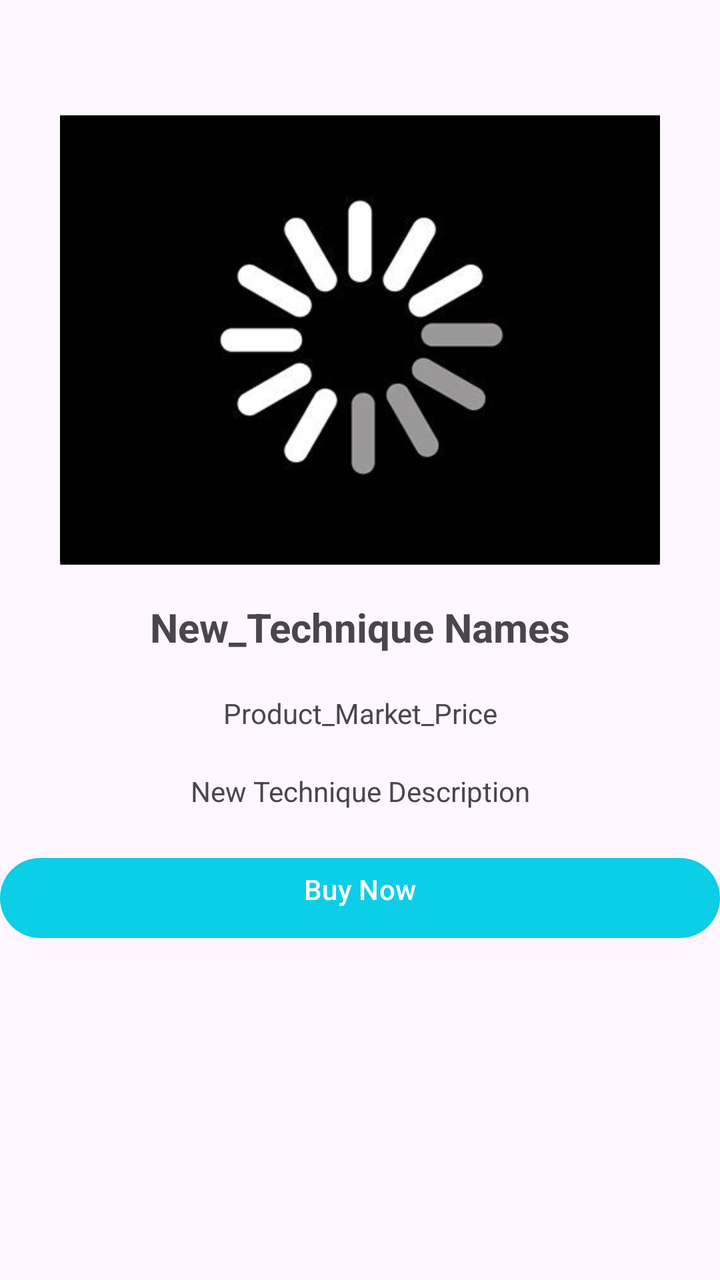
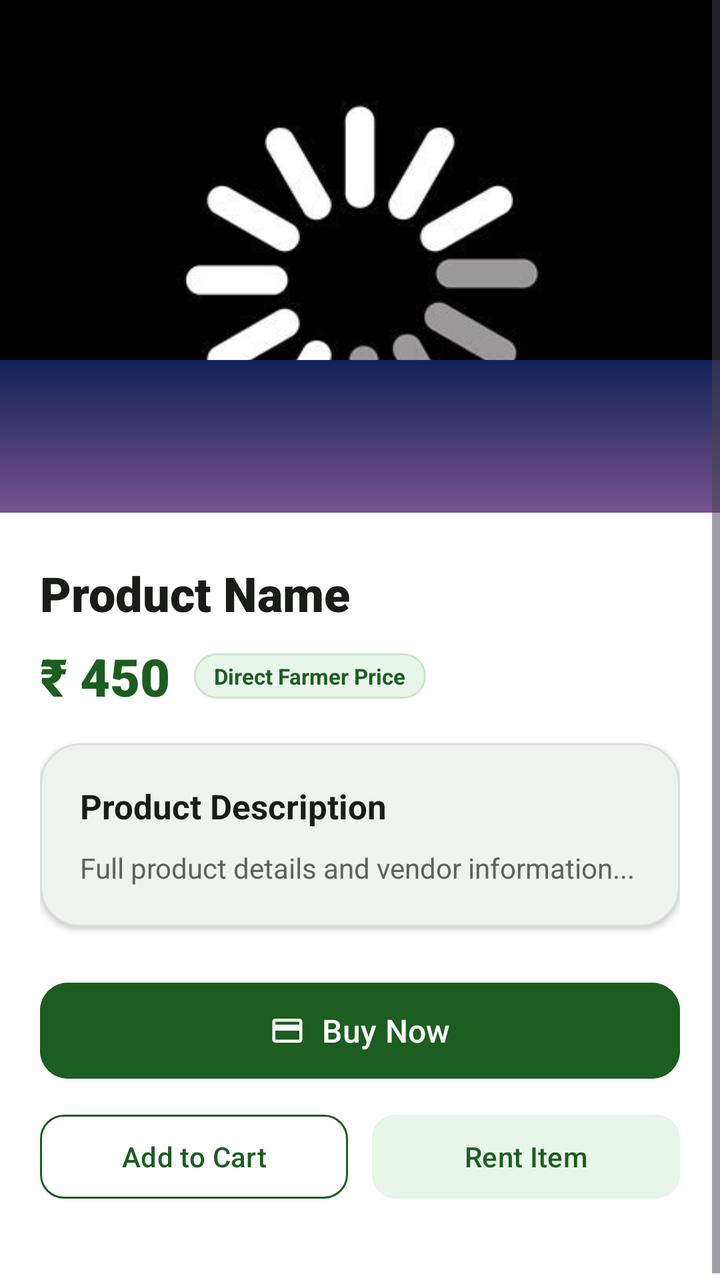

Before-and-after screenshots of an Android layout around one commit, followed by the original layout XML and the change that was made.
<!-- AndroidManifest.xml: application theme Theme.AGRICONNECT -->
<!-- res/layout/fragment_product__details.xml -->
<layout xmlns:tools="http://schemas.android.com/tools"
    xmlns:android="http://schemas.android.com/apk/res/android"
    xmlns:app="http://schemas.android.com/apk/res-auto">
    <ScrollView
        android:id="@+id/scrollView_Market"
        android:layout_width="match_parent"
        android:layout_height="match_parent"
        android:fillViewport="true">

        <LinearLayout
            android:orientation="vertical"
            android:layout_width="match_parent"
            android:layout_height="match_parent">

            <ImageView
                android:layout_width="300dp"
                android:layout_height="300dp"
                android:layout_gravity="center"
                android:paddingTop="40dp"
                android:id="@+id/Product_Market_Image"
                android:src="@drawable/loding" />

            <TextView
                android:layout_width="match_parent"
                android:layout_height="wrap_content"
                android:text="New_Technique Names"
                android:textAlignment="center"
                android:id="@+id/Product_Market__Name"
                android:textStyle="bold"
                android:textSize="20dp"/>

            <TextView
                android:layout_width="match_parent"
                android:layout_height="wrap_content"
                android:text="Product_Market_Price"
                android:textAlignment="center"
                android:layout_marginTop="20dp"
                android:id="@+id/Product_Price" />

            <TextView
                android:layout_width="match_parent"
                android:layout_height="wrap_content"
                android:text="New Technique Description"
                android:textAlignment="center"
                android:layout_marginTop="20dp"
                android:layout_marginBottom="20dp"
                android:id="@+id/Product_Market_Description"/>


            <Button
                android:layout_width="match_parent"
                android:layout_height="wrap_content"
                android:layout_gravity="bottom"
                android:gravity="center_horizontal"
                android:text="Buy Now"
                android:id="@+id/BuyNow"/>

            <Button
                android:layout_width="match_parent"
                android:layout_height="wrap_content"
                android:layout_gravity="bottom"
                android:gravity="center_horizontal"
                android:text="Add Cart"
                android:visibility="invisible"
                android:id="@+id/ADD_to_cart"/>

            <Button
                android:layout_width="match_parent"
                android:layout_height="wrap_content"
                android:layout_gravity="bottom"
                android:gravity="center_horizontal"
                android:text="Rent"
                android:visibility="invisible"
                android:id="@+id/Rent_The_Product"/>



        </LinearLayout>

    </ScrollView>
</layout>
<!-- resources referenced by this layout -->
<resources>
  <style name="Base.Theme.AGRICONNECT" parent="Theme.Material3.DayNight.NoActionBar">
          
           <item name="colorPrimary">#0CCEE7</item>
           <item name="colorPrimaryVariant">#0CCEE7</item>
           <item name="android:statusBarColor">#0CCEE7</item>
      </style>
  <!-- unchanged entries left out for length: 2 -->
</resources>

<!-- the commit's change to res/layout/fragment_product__details.xml (unified diff, before → after) -->
@@ -1,81 +1,186 @@
-<layout xmlns:tools="http://schemas.android.com/tools"
-    xmlns:android="http://schemas.android.com/apk/res/android"
-    xmlns:app="http://schemas.android.com/apk/res-auto">
+<?xml version="1.0" encoding="utf-8"?>
+<layout xmlns:android="http://schemas.android.com/apk/res/android"
+    xmlns:app="http://schemas.android.com/apk/res-auto"
+    xmlns:tools="http://schemas.android.com/tools">
+
     <ScrollView
         android:id="@+id/scrollView_Market"
         android:layout_width="match_parent"
         android:layout_height="match_parent"
+        android:background="?attr/colorSurface"
         android:fillViewport="true">
 
         <LinearLayout
+            android:layout_width="match_parent"
+            android:layout_height="wrap_content"
             android:orientation="vertical"
-            android:layout_width="match_parent"
-            android:layout_height="match_parent">
+            android:paddingBottom="40dp"
+            tools:context=".Farmer_Market.MarketDiscription.Product_Details">
 
-            <ImageView
-                android:layout_width="300dp"
-                android:layout_height="300dp"
-                android:layout_gravity="center"
-                android:paddingTop="40dp"
-                android:id="@+id/Product_Market_Image"
-                android:src="@drawable/loding" />
+            
+            <com.google.android.material.card.MaterialCardView
+                android:layout_width="match_parent"
+                android:layout_height="280dp"
+                app:cardCornerRadius="0dp"
+                app:cardElevation="0dp"
+                app:strokeWidth="0dp">
 
-            <TextView
+                <ImageView
+                    android:id="@+id/Product_Market_Image"
+                    android:layout_width="match_parent"
+                    android:layout_height="match_parent"
+                    android:scaleType="centerCrop"
+                    android:src="@drawable/loding" />
+
+                <View
+                    android:layout_width="match_parent"
+                    android:layout_height="100dp"
+                    android:layout_gravity="bottom"
+                    android:background="@drawable/gradient_bg" />
+            </com.google.android.material.card.MaterialCardView>
+
+            
+            <LinearLayout
                 android:layout_width="match_parent"
                 android:layout_height="wrap_content"
-                android:text="New_Technique Names"
-                android:textAlignment="center"
-                android:id="@+id/Product_Market__Name"
-                android:textStyle="bold"
-                android:textSize="20dp"/>
+                android:layout_marginTop="-24dp"
+                android:background="@drawable/bg_header_gradient"
+                android:backgroundTint="?attr/colorSurface"
+                android:orientation="vertical"
+                android:paddingHorizontal="20dp"
+                android:paddingTop="24dp">
 
-            <TextView
-                android:layout_width="match_parent"
-                android:layout_height="wrap_content"
-                android:text="Product_Market_Price"
-                android:textAlignment="center"
-                android:layout_marginTop="20dp"
-                android:id="@+id/Product_Price" />
+                
+                <TextView
+                    android:id="@+id/Product_Market__Name"
+                    android:layout_width="match_parent"
+                    android:layout_height="wrap_content"
+                    android:fontFamily="sans-serif-black"
+                    android:text="Product Name"
+                    android:textColor="@color/agri_text_primary"
+                    android:textSize="24sp"
+                    android:textStyle="bold" />
 
-            <TextView
-                android:layout_width="match_parent"
-                android:layout_height="wrap_content"
-                android:text="New Technique Description"
-                android:textAlignment="center"
-                android:layout_marginTop="20dp"
-                android:layout_marginBottom="20dp"
-                android:id="@+id/Product_Market_Description"/>
+                <LinearLayout
+                    android:layout_width="match_parent"
+                    android:layout_height="wrap_content"
+                    android:layout_marginTop="8dp"
+                    android:gravity="center_vertical"
+                    android:orientation="horizontal">
 
+                    <TextView
+                        android:id="@+id/Product_Price"
+                        android:layout_width="wrap_content"
+                        android:layout_height="wrap_content"
+                        android:fontFamily="sans-serif-black"
+                        android:text="₹ 450"
+                        android:textColor="@color/agri_green_primary"
+                        android:textSize="26sp"
+                        android:textStyle="bold" />
 
-            <Button
-                android:layout_width="match_parent"
-                android:layout_height="wrap_content"
-                android:layout_gravity="bottom"
-                android:gravity="center_horizontal"
-                android:text="Buy Now"
-                android:id="@+id/BuyNow"/>
+                    <TextView
+                        android:layout_width="wrap_content"
+                        android:layout_height="wrap_content"
+                        android:layout_marginStart="12dp"
+                        android:background="@drawable/bg_chip_pill"
+                        android:paddingHorizontal="10dp"
+                        android:paddingVertical="4dp"
+                        android:text="Direct Farmer Price"
+                        android:textColor="@color/agri_green_primary"
+                        android:textSize="11sp"
+                        android:textStyle="bold" />
+                </LinearLayout>
 
-            <Button
-                android:layout_width="match_parent"
-                android:layout_height="wrap_content"
-                android:layout_gravity="bottom"
-                android:gravity="center_horizontal"
-                android:text="Add Cart"
-                android:visibility="invisible"
-                android:id="@+id/ADD_to_cart"/>
+                
+                <com.google.android.material.card.MaterialCardView
+                    android:layout_width="match_parent"
+                    android:layout_height="wrap_content"
+                    android:layout_marginTop="16dp"
+                    app:cardBackgroundColor="@color/white"
+                    app:cardCornerRadius="20dp"
+                    app:cardElevation="2dp"
+                    app:strokeColor="@color/agri_card_stroke_light"
+                    app:strokeWidth="1dp">
 
-            <Button
-                android:layout_width="match_parent"
-                android:layout_height="wrap_content"
-                android:layout_gravity="bottom"
-                android:gravity="center_horizontal"
-                android:text="Rent"
-                android:visibility="invisible"
-                android:id="@+id/Rent_The_Product"/>
+                    <LinearLayout
+                        android:layout_width="match_parent"
+                        android:layout_height="wrap_content"
+                        android:orientation="vertical"
+                        android:padding="20dp">
 
+                        <TextView
+                            android:layout_width="wrap_content"
+                            android:layout_height="wrap_content"
+                            android:fontFamily="sans-serif-bold"
+                            android:text="Product Description"
+                            android:textColor="@color/agri_text_primary"
+                            android:textSize="17sp"
+                            android:textStyle="bold" />
 
+                        <TextView
+                            android:id="@+id/Product_Market_Description"
+                            android:layout_width="match_parent"
+                            android:layout_height="wrap_content"
+                            android:layout_marginTop="10dp"
+                            android:fontFamily="sans-serif"
+                            android:lineSpacingExtra="4dp"
+                            android:text="Full product details and vendor information..."
+                            android:textColor="@color/agri_text_secondary"
+                            android:textSize="14sp" />
+                    </LinearLayout>
+                </com.google.android.material.card.MaterialCardView>
+
+                
+                <com.google.android.material.button.MaterialButton
+                    android:id="@+id/BuyNow"
+                    android:layout_width="match_parent"
+                    android:layout_height="56dp"
+                    android:layout_marginTop="24dp"
+                    android:backgroundTint="@color/agri_green_primary"
+                    android:fontFamily="sans-serif-medium"
+                    android:text="Buy Now"
+                    android:textColor="@color/white"
+                    android:textSize="16sp"
+                    app:cornerRadius="14dp"
+                    app:icon="@drawable/ic_card_payment"
+                    app:iconGravity="textStart"
+                    app:iconTint="@color/white" />
+
+                <LinearLayout
+                    android:layout_width="match_parent"
+                    android:layout_height="wrap_content"
+                    android:layout_marginTop="10dp"
+                    android:orientation="horizontal">
+
+                    <com.google.android.material.button.MaterialButton
+                        android:id="@+id/ADD_to_cart"
+                        style="@style/Widget.Material3.Button.OutlinedButton"
+                        android:layout_width="0dp"
+                        android:layout_height="50dp"
+                        android:layout_weight="1"
+                        android:layout_marginEnd="6dp"
+                        android:fontFamily="sans-serif-medium"
+                        android:text="Add to Cart"
+                        android:textColor="@color/agri_green_primary"
+                        app:cornerRadius="12dp"
+                        app:strokeColor="@color/agri_green_primary" />
+
+                    <com.google.android.material.button.MaterialButton
+                        android:id="@+id/Rent_The_Product"
+                        style="@style/Widget.Material3.Button.TonalButton"
+                        android:layout_width="0dp"
+                        android:layout_height="50dp"
+                        android:layout_weight="1"
+                        android:layout_marginStart="6dp"
+                        android:backgroundTint="@color/agri_mint"
+                        android:fontFamily="sans-serif-medium"
+                        android:text="Rent Item"
+                        android:textColor="@color/agri_green_primary"
+                        app:cornerRadius="12dp" />
+                </LinearLayout>
+
+            </LinearLayout>
 
         </LinearLayout>
-
     </ScrollView>
 </layout>
<!-- resource entries referenced after the edit -->
@@ -1,11 +1,90 @@
 <!-- resources referenced by this layout -->
 <resources>
+  <color name="agri_card_stroke_light">#15000000</color>
+  <color name="agri_green_primary">#1B5E20</color>
+  <color name="agri_mint">#E8F5E9</color>
+  <color name="agri_text_primary">#1A1C19</color>
+  <color name="agri_text_secondary">#5C635B</color>
+  <color name="white">#FFFFFFFF</color>
+  <!-- drawable bg_chip_pill (drawable) -->
+  <?xml version="1.0" encoding="utf-8"?>
+  <shape xmlns:android="http://schemas.android.com/apk/res/android"
+      android:shape="rectangle">
+      <solid android:color="@color/agri_mint" />
+      <stroke
+          android:width="1dp"
+          android:color="@color/agri_mint_dark" />
+      <corners android:radius="24dp" />
+  </shape>
+  <!-- drawable bg_header_gradient (drawable) -->
+  <?xml version="1.0" encoding="utf-8"?>
+  <shape xmlns:android="http://schemas.android.com/apk/res/android"
+      android:shape="rectangle">
+      <gradient
+          android:angle="135"
+          android:startColor="#0D3B13"
+          android:centerColor="#1B5E20"
+          android:endColor="#2E7D32"
+          android:type="linear" />
+      <corners
+          android:bottomLeftRadius="32dp"
+          android:bottomRightRadius="32dp" />
+  </shape>
+  <!-- drawable gradient_bg (drawable) -->
+  <?xml version="1.0" encoding="utf-8"?>
+  <shape xmlns:android="http://schemas.android.com/apk/res/android"
+      android:shape="rectangle">
+      <gradient
+          android:angle="90"
+          android:startColor="#9561a1"
+          android:endColor="#122259"
+          android:type="linear"/>
+  </shape>
+  <!-- drawable ic_card_payment (drawable) -->
+  <vector xmlns:android="http://schemas.android.com/apk/res/android"
+      android:width="24dp"
+      android:height="24dp"
+      android:viewportWidth="24"
+      android:viewportHeight="24">
+    <path
+        android:fillColor="#FF1B5E20"
+        android:pathData="M20,4H4c-1.11,0 -1.99,0.89 -1.99,2L2,18c0,1.11 0.89,2 2,2h16c1.11,0 2,-0.89 2,-2V6c0,-1.11 -0.89,-2 -2,-2zm0,14H4v-6h16v6zm0,-10H4V6h16v2z"/>
+  </vector>
+  <color name="agri_mint_dark">#C8E6C9</color>
   <style name="Base.Theme.AGRICONNECT" parent="Theme.Material3.DayNight.NoActionBar">
-          
-           <item name="colorPrimary">#0CCEE7</item>
-           <item name="colorPrimaryVariant">#0CCEE7</item>
-           <item name="android:statusBarColor">#0CCEE7</item>
+          <item name="colorPrimary">@color/md_theme_light_primary</item>
+          <item name="colorOnPrimary">@color/md_theme_light_onPrimary</item>
+          <item name="colorPrimaryContainer">@color/md_theme_light_primaryContainer</item>
+          <item name="colorOnPrimaryContainer">@color/md_theme_light_onPrimaryContainer</item>
+          <item name="colorSecondary">@color/md_theme_light_secondary</item>
+          <item name="colorOnSecondary">@color/md_theme_light_onSecondary</item>
+          <item name="colorSecondaryContainer">@color/md_theme_light_secondaryContainer</item>
+          <item name="colorOnSecondaryContainer">@color/md_theme_light_onSecondaryContainer</item>
+          <item name="colorError">@color/md_theme_light_error</item>
+          <item name="colorOnError">@color/md_theme_light_onError</item>
+          <item name="colorErrorContainer">@color/md_theme_light_errorContainer</item>
+          <item name="colorOnErrorContainer">@color/md_theme_light_onErrorContainer</item>
+          <item name="android:colorBackground">@color/md_theme_light_background</item>
+          <item name="colorOnBackground">@color/md_theme_light_onBackground</item>
+          <item name="colorSurface">@color/md_theme_light_surface</item>
+          <item name="colorOnSurface">@color/md_theme_light_onSurface</item>
       </style>
+  <color name="md_theme_light_primary">#1B5E20</color>
+  <color name="md_theme_light_onPrimary">#FFFFFF</color>
+  <color name="md_theme_light_primaryContainer">#D8F3DC</color>
+  <color name="md_theme_light_onPrimaryContainer">#002105</color>
+  <color name="md_theme_light_secondary">#388E3C</color>
+  <color name="md_theme_light_onSecondary">#FFFFFF</color>
+  <color name="md_theme_light_secondaryContainer">#E8F5E9</color>
+  <color name="md_theme_light_onSecondaryContainer">#0B2F10</color>
+  <color name="md_theme_light_error">#BA1A1A</color>
+  <color name="md_theme_light_onError">#FFFFFF</color>
+  <color name="md_theme_light_errorContainer">#FFDAD6</color>
+  <color name="md_theme_light_onErrorContainer">#410002</color>
+  <color name="md_theme_light_background">#F8FAF7</color>
+  <color name="md_theme_light_onBackground">#191C19</color>
+  <color name="md_theme_light_surface">#FFFFFF</color>
+  <color name="md_theme_light_onSurface">#191C19</color>
   <!-- unchanged entries left out for length: 2 -->
 </resources>
 
